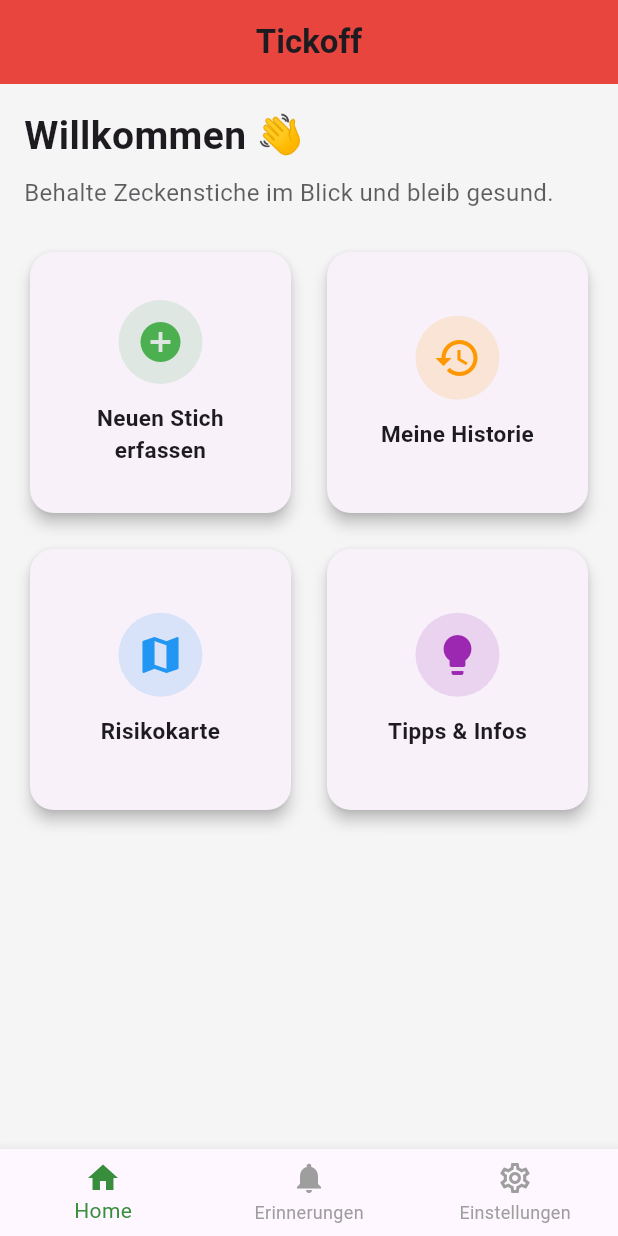
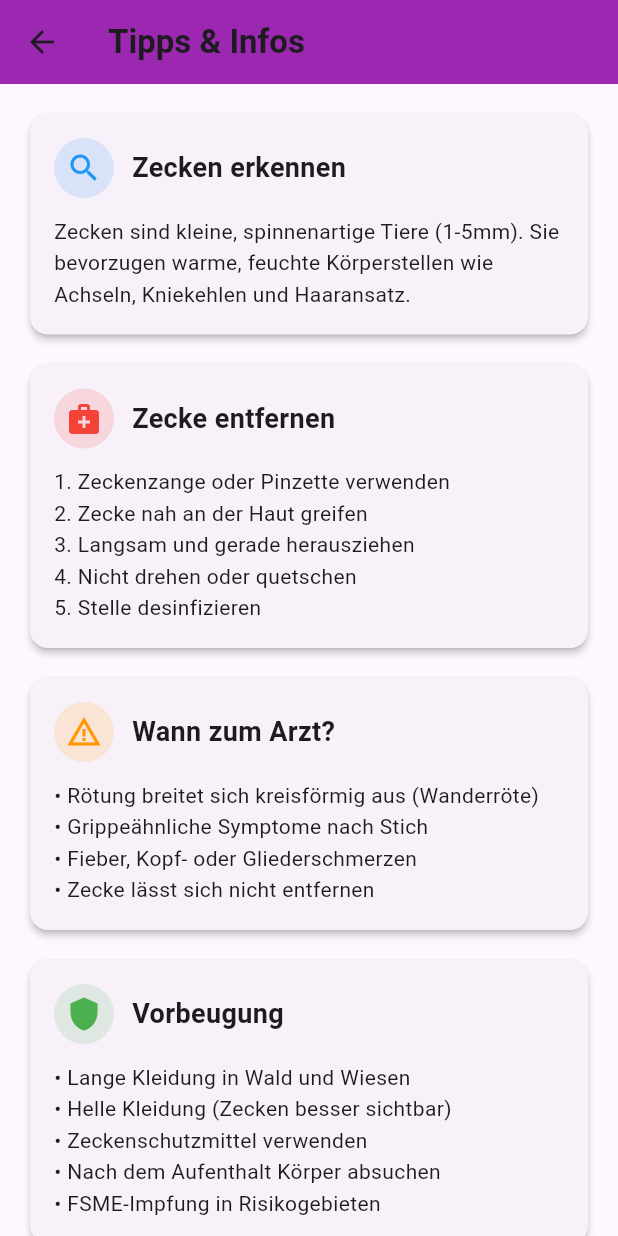
Before and after one commit to DeadEndshadow/Tickoff, a Flutter app: the screen it shows after launch, after a tap on "Tipps & Infos", on a phone screen of 412 x 824 dp. Run offline on Flutter 3.47's test engine with Material 3 defaults, Android fonts, the light colour scheme and no system bars; our stand-ins replace cloud_firestore, firebase_core, flutter_map, geolocator, latlong2, permission_handler and 1 more; accounts and stored records are empty.

Commit message:
Add History and Tips Info pages with functionality for managing tick bite entries
- Implemented HistoryPage to display and manage user tick bite entries, including deletion functionality with confirmation dialog.
- Created TipsInfoPage to provide users with important information about ticks, including recognition, removal, prevention, and associated diseases.

```diff
--- a/tickoff/lib/main.dart
+++ b/tickoff/lib/main.dart
@@ -1,12 +1,24 @@
 import 'package:firebase_core/firebase_core.dart';
 import 'package:flutter/material.dart';
+import 'package:shared_preferences/shared_preferences.dart';
 import 'package:tickoff/firebase_options.dart';
 import 'package:tickoff/src/app.dart';
+import 'package:tickoff/src/services/tick_bite_service.dart';
 
 void main() async {
   WidgetsFlutterBinding.ensureInitialized();
   await Firebase.initializeApp(
     options: DefaultFirebaseOptions.currentPlatform,
   );
+
+  // Initialize device user ID for tracking user's own tick bites
+  final prefs = await SharedPreferences.getInstance();
+  String? deviceId = prefs.getString('device_user_id');
+  if (deviceId == null) {
+    deviceId = 'device_${DateTime.now().millisecondsSinceEpoch}';
+    await prefs.setString('device_user_id', deviceId);
+  }
+  TickBiteService.setDeviceUserId(deviceId);
+
   runApp(const MyApp());
 }
--- a/tickoff/lib/src/pages/home_page.dart
+++ b/tickoff/lib/src/pages/home_page.dart
@@ -1,6 +1,8 @@
 import 'package:flutter/material.dart';
+import 'package:tickoff/src/pages/history_page.dart';
 import 'package:tickoff/src/pages/riskmap_page.dart';
 import 'package:tickoff/src/pages/settings_page.dart';
+import 'package:tickoff/src/pages/tips_info_page.dart';
 
 class HomePage extends StatelessWidget {
   const HomePage({super.key});
@@ -55,12 +57,6 @@ class HomePage extends StatelessWidget {
                 crossAxisSpacing: 16,
                 mainAxisSpacing: 16,
                 children: [
-                  _buildFeatureCard(
-                    context: context,
-                    icon: Icons.add_circle,
-                    color: Colors.green,
-                    title: "Neuen Stich erfassen",
-                  ),
                   _buildFeatureCard(
                     context: context,
                     icon: Icons.history,
@@ -137,10 +133,20 @@ class HomePage extends StatelessWidget {
       child: InkWell(
         borderRadius: BorderRadius.circular(16),
         onTap: () {
-          if (title == "Risikokarte") {
+          if (title == 'Risikokarte') {
             Navigator.push(
               context,
               MaterialPageRoute<void>(builder: (context) => const RiskMapPage()),
+            );
+          } else if (title == 'Meine Historie') {
+            Navigator.push(
+              context,
+              MaterialPageRoute<void>(builder: (context) => const HistoryPage()),
+            );
+          } else if (title == 'Tipps & Infos') {
+            Navigator.push(
+              context,
+              MaterialPageRoute<void>(builder: (context) => const TipsInfoPage()),
             );
           }
         },
--- /dev/null
+++ b/tickoff/lib/src/pages/tips_info_page.dart
@@ -0,0 +1,114 @@
+import 'package:flutter/material.dart';
+
+class TipsInfoPage extends StatelessWidget {
+  const TipsInfoPage({super.key});
+
+  @override
+  Widget build(BuildContext context) {
+    return Scaffold(
+      appBar: AppBar(
+        backgroundColor: Colors.purple,
+        title: const Text(
+          'Tipps & Infos',
+          style: TextStyle(fontWeight: FontWeight.bold, fontSize: 22),
+        ),
+        leading: IconButton(
+          icon: const Icon(Icons.arrow_back),
+          onPressed: () => Navigator.of(context).pop(),
+        ),
+      ),
+      body: ListView(
+        padding: const EdgeInsets.all(16),
+        children: [
+          _buildInfoCard(
+            icon: Icons.search,
+            title: 'Zecken erkennen',
+            description:
+                'Zecken sind kleine, spinnenartige Tiere (1-5mm). Sie bevorzugen warme, feuchte Körperstellen wie Achseln, Kniekehlen und Haaransatz.',
+            color: Colors.blue,
+          ),
+          const SizedBox(height: 12),
+          _buildInfoCard(
+            icon: Icons.medical_services,
+            title: 'Zecke entfernen',
+            description:
+                '1. Zeckenzange oder Pinzette verwenden\n2. Zecke nah an der Haut greifen\n3. Langsam und gerade herausziehen\n4. Nicht drehen oder quetschen\n5. Stelle desinfizieren',
+            color: Colors.red,
+          ),
+          const SizedBox(height: 12),
+          _buildInfoCard(
+            icon: Icons.warning_amber,
+            title: 'Wann zum Arzt?',
+            description:
+                '• Rötung breitet sich kreisförmig aus (Wanderröte)\n• Grippeähnliche Symptome nach Stich\n• Fieber, Kopf- oder Gliederschmerzen\n• Zecke lässt sich nicht entfernen',
+            color: Colors.orange,
+          ),
+          const SizedBox(height: 12),
+          _buildInfoCard(
+            icon: Icons.shield,
+            title: 'Vorbeugung',
+            description:
+                '• Lange Kleidung in Wald und Wiesen\n• Helle Kleidung (Zecken besser sichtbar)\n• Zeckenschutzmittel verwenden\n• Nach dem Aufenthalt Körper absuchen\n• FSME-Impfung in Risikogebieten',
+            color: Colors.green,
+          ),
+          const SizedBox(height: 12),
+          _buildInfoCard(
+            icon: Icons.bug_report,
+            title: 'Krankheiten',
+            description:
+                '• Borreliose: Durch Bakterien, behandelbar mit Antibiotika\n• FSME: Durch Viren, nur Impfschutz möglich\n• Nicht jeder Zeckenstich führt zu einer Erkrankung',
+            color: Colors.purple,
+          ),
+        ],
+      ),
+    );
+  }
+
+  Widget _buildInfoCard({
+    required IconData icon,
+    required String title,
+    required String description,
+    required Color color,
+  }) {
+    return Card(
+      elevation: 2,
+      shape: RoundedRectangleBorder(
+        borderRadius: BorderRadius.circular(12),
+      ),
+      child: Padding(
+        padding: const EdgeInsets.all(16),
+        child: Column(
+          crossAxisAlignment: CrossAxisAlignment.start,
+          children: [
+            Row(
+              children: [
+                CircleAvatar(
+                  backgroundColor: color.withValues(alpha: 0.15),
+                  child: Icon(icon, color: color),
+                ),
+                const SizedBox(width: 12),
+                Expanded(
+                  child: Text(
+                    title,
+                    style: const TextStyle(
+                      fontSize: 18,
+                      fontWeight: FontWeight.bold,
+                    ),
+                  ),
+                ),
+              ],
+            ),
+            const SizedBox(height: 12),
+            Text(
+              description,
+              style: const TextStyle(
+                fontSize: 14,
+                height: 1.5,
+              ),
+            ),
+          ],
+        ),
+      ),
+    );
+  }
+}
```
Also changed, not shown: tickoff/lib/src/pages/history_page.dart (added, +210 -0 lines), tickoff/lib/src/services/tick_bite_service.dart (+30 -1 lines), tickoff/pubspec.yaml (+19 -0 lines), tickoff/assets/icons/app_icon.png (added), 42 other files.
